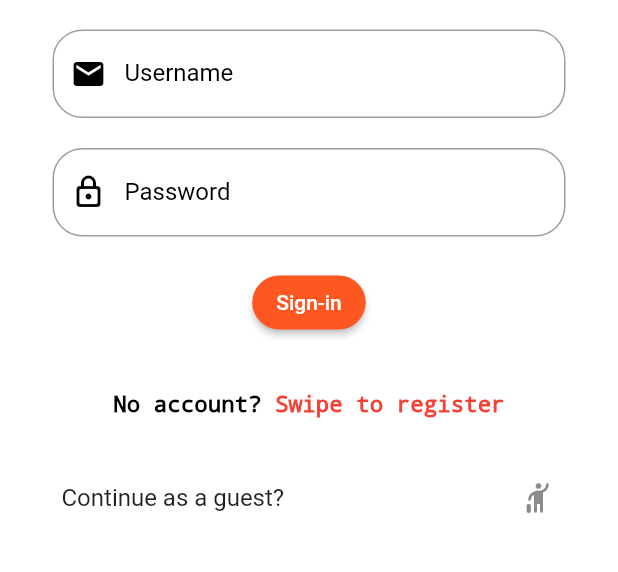
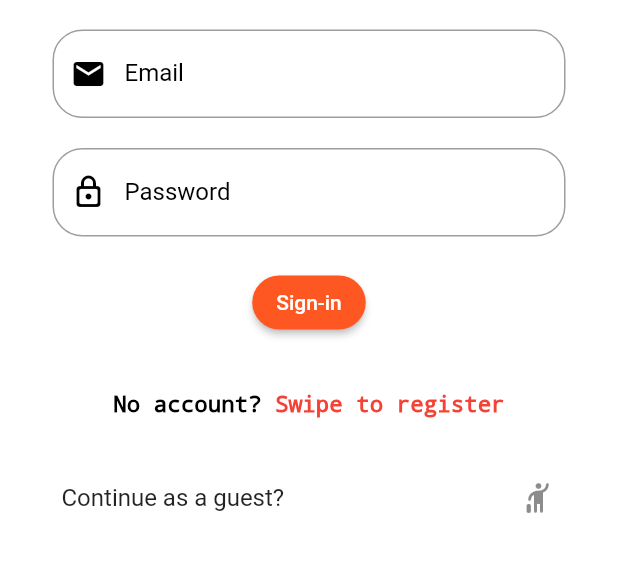
Before and after one commit to MohamedAlyMatar/Gstore_Ecommerce-app-by-flutter, a Flutter app: the screen it shows after launch, on a phone screen of 412 x 824 dp, the part 569-1141 px from its top. Run offline on Flutter 3.47's test engine with Material 2 defaults, Android fonts, the phone set to English and light mode, and no system bars; our stand-ins replace badges, cloud_firestore, firebase_auth, firebase_core, flutter_rating_bar, fluttertoast and 2 more; missing offline and left inert: clipboard; accounts and stored records are empty.

Commit message:
finalizing some features

```diff
--- a/lib/description.dart
+++ b/lib/description.dart
@@ -91,6 +91,7 @@ class _descriptionState extends State<description> {
                 height: 20,
               ),
               Card(
+                color: Theme.of(context).colorScheme.primary,
                 child: ExpansionTile(
                   backgroundColor: Theme.of(context).colorScheme.primary,
                   leading: Icon(Icons.description, color: Theme.of(context).colorScheme.secondary,),
--- a/lib/signin.dart
+++ b/lib/signin.dart
@@ -85,8 +85,8 @@ class _signInState extends State<signIn> {
                           Builder(
                             builder: (BuildContext context) {
                               return w.entryField1(
-                                  "Username",
-                                  "Enter your name",
+                                  "Email",
+                                  "Enter your email",
                                   false,
                                   _controllerEmail,
                                   const Icon(Icons.email),
```
Also changed, not shown: 1 other file.
